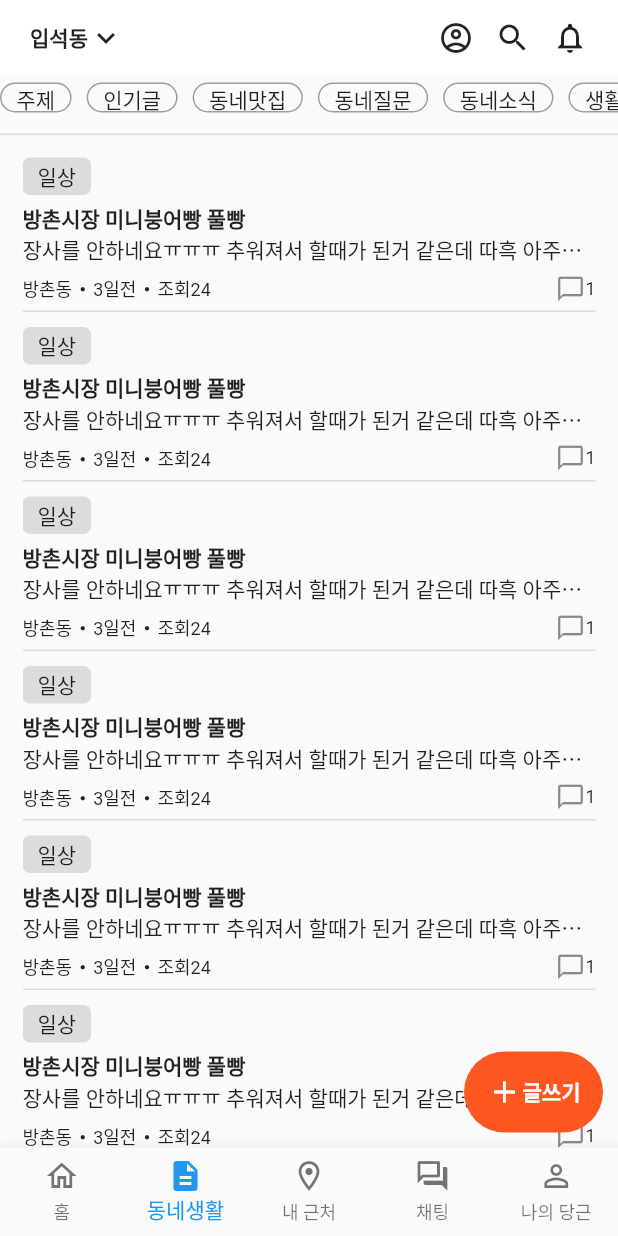
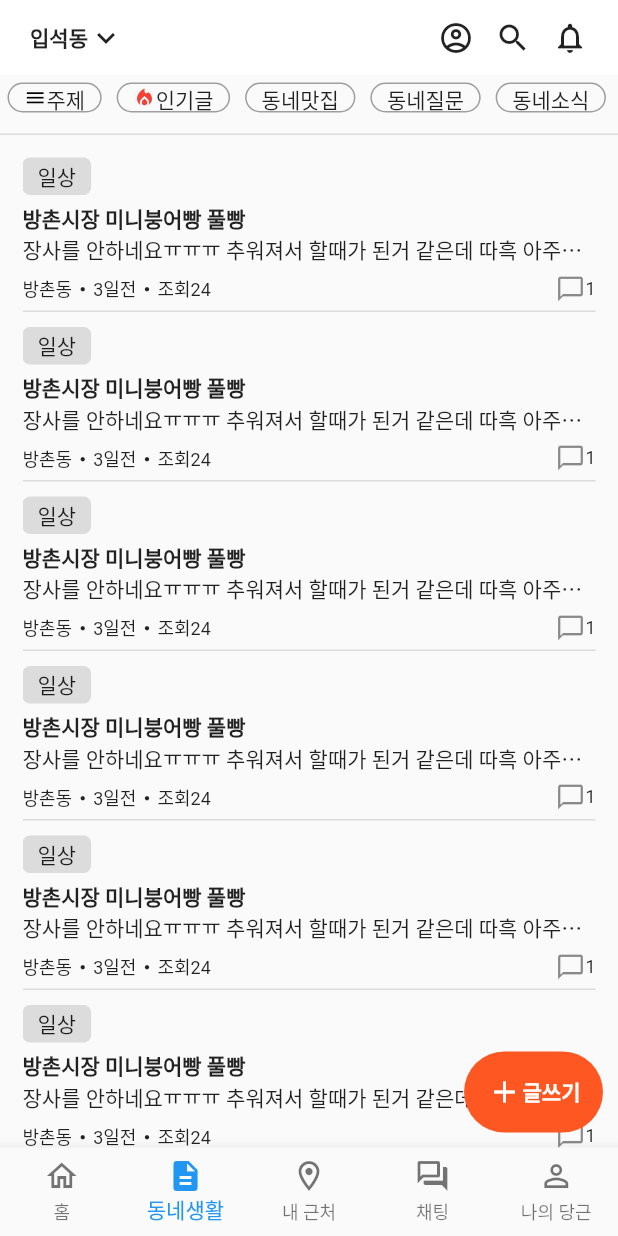
Before and after one commit to byeon-jiyoung/flutter, a Flutter app: the screen it shows after launch, item 2 of the bottom bar chosen, on a phone screen of 412 x 824 dp. Run offline on Flutter 3.47's test engine with Material 2 defaults, Android fonts, the phone set to English and light mode, and no system bars; our stand-ins replace get.

Commit message:
🎨 Style : 상단 가로 리스트 뷰 UI변경
좌우 마진 영역 추가
코드설명 주석내용 추가
컨트롤러 내에 위젯 리스트 임시코드 추가

Ref : #5

```diff
--- a/lib/controller/communityCtl.dart
+++ b/lib/controller/communityCtl.dart
@@ -27,6 +27,26 @@ class CommunityCtl extends GetxController {
     Icons.local_fire_department
   ];
 
+  /*
+  view창에서 사용할 위젯을 리스트형식으로 만들어서 가져다 쓸 수도 있습니다.
+  view 페이지로 옮겨서 사용해도 무관합니다
+  */
+  static List<Widget> testWidget = [
+    Row(
+      children: [
+        Icon(CommunityCtl.titleIconList[0], size: 15, color: Colors.black),
+        Text(CommunityCtl.titleList[0])
+      ],
+    ),
+    Row(
+      children: [
+        Icon(CommunityCtl.titleIconList[1], size: 15, color: Colors.black),
+        Text(CommunityCtl.titleList[1])
+      ],
+    ),
+    Text(titleList[2]),
+  ];
+
   List<String> subtitleString = ['순서가', '맞도록', '내용을', '넣어', '보자'];
 
   void createModel(String title, String subtitle) {
@@ -54,7 +74,5 @@ class CommunityCtl extends GetxController {
   }
 }
 
-
-
 // 이런 느낌으로 제작 뒤 위젯에서
 // model[index].title, model[index].subtitle 이런식으로 가져옴
--- a/lib/home/communityPage.dart
+++ b/lib/home/communityPage.dart
@@ -58,19 +58,54 @@ class CommunityPage extends StatelessWidget {
                       scrollDirection: Axis.horizontal,
                       padding: const EdgeInsets.symmetric(vertical: 5),
                       shrinkWrap: true,
+                      /*
+                      for (int idx = 0; i < CommunityCtl.titleList.length; i++){
+
+                       }
+                       이거랑 같다고 보면 됩니다.
+                       따라서 idx 0번과 1번에만 아이콘이 들어가야하니
+                       for (int idx = 0; i < CommunityCtl.titleList.length; i++){
+                          if (idx < 2){
+                           아이콘 리스트[idx]
+                         }
+                         글자 리스트[idx]
+                       }
+                       형식으로 만들어주면되는거지요
+                      */
+
+                      // itemCount: 3, // 테스트용 코드
                       itemCount: CommunityCtl.titleList.length,
                       itemBuilder: (BuildContext ctx, int idx) {
-                        return Container(
+                        // return CommunityCtl.testWidget[idx]; // 테스트용 코드
+                        return InkWell(
+                          onTap: () {
+                            print('이것도 결국 버튼이니 요거 하나 넣어줍시다');
+                          },
+                          child: Container(
                             padding: const EdgeInsets.symmetric(horizontal: 10),
-                          margin: const EdgeInsets.only(right: 10),
+                            margin: const EdgeInsets.symmetric(horizontal: 5),
+                            // margin: const EdgeInsets.only(right: 10), // 오른쪽만 주면 터치영역이 어색해져요
+                            // margin: const EdgeInsets.only(left: 5, right:5), // 이렇게 줘도됩니다.
                             decoration: BoxDecoration(
                                 border: Border.all(color: Colors.grey),
                                 borderRadius: BorderRadius.circular(40)),
                             child: Row(
                               children: [
-                              //Icon(CommunityCtl.titleIconList[idx]),
+                                /*
+                                  만약 아래와 같은 형식이 싫다고 한다면
+                                  위에 만들어둔 테스트용 코드 주석 해제해서 한번 돌려보세용
+                                  이런 방법도 있답니다 :)
+                                */
+                                if (idx < 2) // idx 리스트가 2보다 작을때 (0번째 1번째)
+                                  Icon(
+                                    CommunityCtl
+                                        .titleIconList[idx], // 0번과 1번 리스트만 들어감
+                                    size: 15,
+                                    color: idx == 0 ? Colors.black : Colors.red,
+                                  ),
                                 Text(CommunityCtl.titleList[idx])
                               ],
+                            ),
                           ),
                         );
                       },
```
Lines whose indentation alone changed are shown as unchanged.
